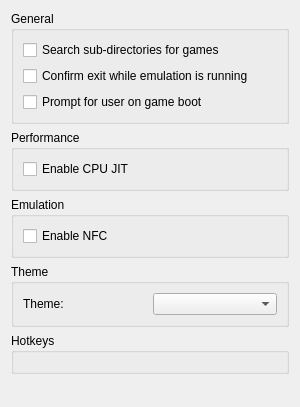
Qt form src/yuzu/configuration/configure_general.ui (rorrim-rorrim/eden-alt) before a commit.
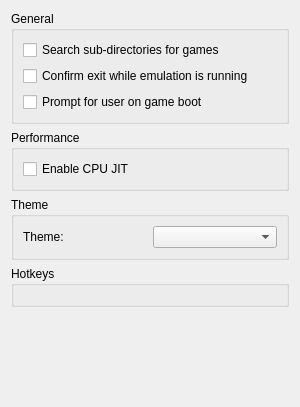
The same form after that commit. Custom widgets are drawn as their Qt base class.

Commit message:
core/yuzu: Remove enable_nfc setting
This was initially added to prevent problems from stubbed/not implemented NFC services, but as we never encountered such and as it's only used in a deprecated function anyway, I guess we can just remove it to prevent more clutter of the settings.

What changed in the file:
```diff
--- a/src/yuzu/configuration/configure_general.ui
+++ b/src/yuzu/configuration/configure_general.ui
@@ -70,26 +70,6 @@
        </layout>
       </widget>
      </item>
-     <item>
-      <widget class="QGroupBox" name="EmulationGroupBox">
-       <property name="title">
-        <string>Emulation</string>
-       </property>
-       <layout class="QHBoxLayout" name="EmulationHorizontalLayout">
-        <item>
-         <layout class="QVBoxLayout" name="EmulationVerticalLayout">
-          <item>
-           <widget class="QCheckBox" name="enable_nfc">
-            <property name="text">
-             <string>Enable NFC</string>
-            </property>
-           </widget>
-          </item>
-         </layout>
-        </item>
-       </layout>
-      </widget>
-     </item>
      <item>
       <widget class="QGroupBox" name="theme_group_box">
        <property name="title">
```
The commit also changes 6 other files.
